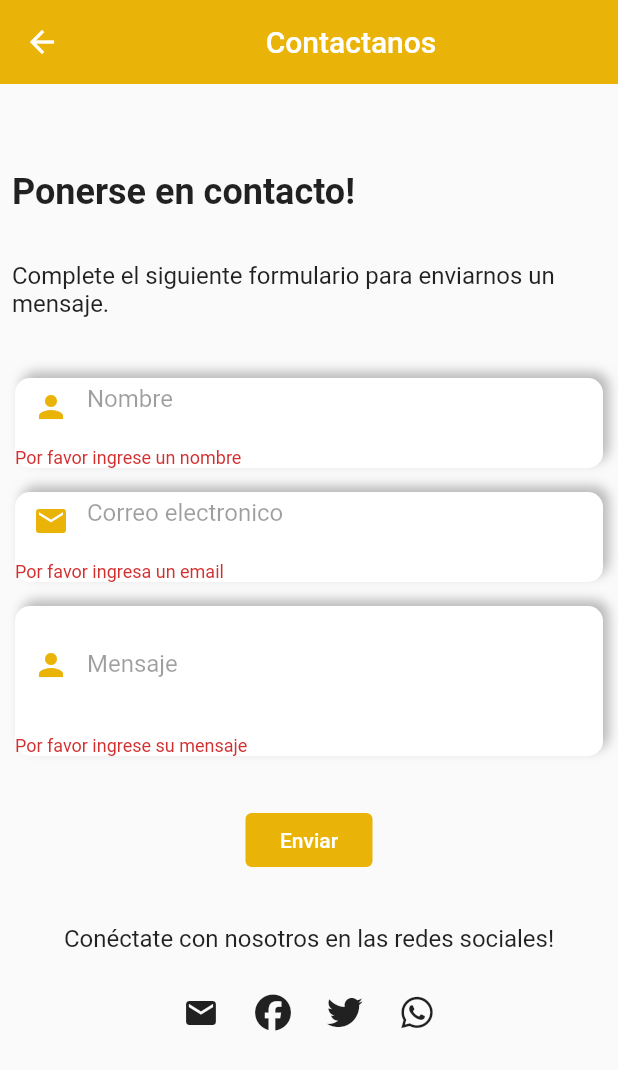
After one commit to OmarAlejandro18/IKTAN-TRAINING, a Flutter app: the ContactanosScreen screen opened by its route, after a tap on "Enviar", on a phone screen of 412 x 824 dp. The commit adds this screen. Shown: the top 1070 px of the screen. Run offline on Flutter 3.47's test engine with Material 2 defaults, Android fonts, the phone set to English and light mode, and no system bars; our stand-ins replace card_swiper, font_awesome_flutter; network calls fail.

Commit message:
subir cambios

```diff
--- a/lib/main.dart
+++ b/lib/main.dart
@@ -32,7 +32,9 @@ class MyApp extends StatelessWidget {
           'formularioContrasena': (_) => const FormularioContrasenaScreen(),
           'formularioConstancia': (_) => const FormularioContanciaScreen(),
           'acercaDe': (_) => const AcercaDeScreen(),
-          'detallesCurso' :(context) => const DetallesClase()
+          'detallesCurso': (_) => const DetallesClase(),
+          'constancias': (_) => const ConstanciasScreen(),
+          'contactanos': (_) => const ContactanosScreen()
         },
         theme: AppTheme.lightTheme,
       ),
--- /dev/null
+++ b/lib/screens/contactanos_screen.dart
@@ -0,0 +1,273 @@
+import 'package:flutter/material.dart';
+import 'package:font_awesome_flutter/font_awesome_flutter.dart';
+
+import '../theme/app_theme.dart';
+
+class ContactanosScreen extends StatefulWidget {
+  const ContactanosScreen({super.key});
+
+  @override
+  _ContactScreenState createState() => _ContactScreenState();
+}
+
+class _ContactScreenState extends State<ContactanosScreen> {
+  final GlobalKey<FormState> _formKey = GlobalKey<FormState>();
+  final _nameController = TextEditingController();
+  final _emailController = TextEditingController();
+  final _messageController = TextEditingController();
+
+  @override
+  Widget build(BuildContext context) {
+    return Scaffold(
+      appBar: AppBar(
+        title: const Center(child: Text('Contactanos')),
+      ),
+      body: SingleChildScrollView(
+        child: Column(
+          crossAxisAlignment: CrossAxisAlignment.start,
+          children: [
+            const SizedBox(
+              height: 50,
+            ),
+            const Padding(
+              padding: EdgeInsets.all(8.0),
+              child: Text(
+                'Ponerse en contacto!',
+                style: TextStyle(
+                  fontSize: 24.0,
+                  fontWeight: FontWeight.bold,
+                ),
+              ),
+            ),
+            const SizedBox(height: 16.0),
+            const Padding(
+              padding: EdgeInsets.all(8.0),
+              child: Text(
+                'Complete el siguiente formulario para enviarnos un mensaje.',
+                style: TextStyle(
+                  fontSize: 16.0,
+                ),
+              ),
+            ),
+            const SizedBox(height: 32.0),
+            Form(
+              key: _formKey,
+              child: Column(
+                children: [
+                  nombreContacto(_nameController),
+                  const SizedBox(height: 16.0),
+                  emailContacto(_emailController),
+                  const SizedBox(height: 16.0),
+                  mensajeContacto(_messageController),
+                  const SizedBox(height: 32.0),
+                  ElevatedButton(
+                    style: ElevatedButton.styleFrom(
+                      backgroundColor: AppTheme.primary,
+                      elevation: 0,
+                    ),
+                    onPressed: () {
+                      if (_formKey.currentState!.validate()) {
+                        // Send message logic
+                        print('Message sent!');
+                      }
+                    },
+                    child: const Text('  Enviar  '),
+                  ),
+                ],
+              ),
+            ),
+            const SizedBox(height: 32.0),
+            const Center(
+              child: Text(
+                'Conéctate con nosotros en las redes sociales!',
+                style: TextStyle(
+                  fontSize: 16.0,
+                ),
+              ),
+            ),
+            const SizedBox(height: 16.0),
+            Row(
+              mainAxisAlignment: MainAxisAlignment.center,
+              children: [
+                IconButton(
+                  icon: const Icon(Icons.email),
+                  splashColor: Colors.transparent,
+                  onPressed: () {
+                    // Email logic
+                    print('Email us!');
+                  },
+                ),
+                IconButton(
+                  icon: const Icon(FontAwesomeIcons.facebook),
+                  splashColor: Colors.transparent,
+                  onPressed: () {
+                    // Facebook logic
+                    print('Find us on Facebook!');
+                  },
+                ),
+                IconButton(
+                  icon: const Icon(FontAwesomeIcons.twitter),
+                  splashColor: Colors.transparent,
+                  onPressed: () {
+                    // Twitter logic
+                    print('Follow us on Twitter!');
+                  },
+                ),
+                IconButton(
+                  icon: const Icon(FontAwesomeIcons.whatsapp),
+                  splashColor: Colors.transparent,
+                  onPressed: () {
+                    // Twitter logic
+                    print('Follow us on Twitter!');
+                  },
+                ),
+              ],
+            ),
+          ],
+        ),
+      ),
+    );
+  }
+}
+
+Widget nombreContacto(TextEditingController nombre) {
+  return Padding(
+    padding: const EdgeInsets.symmetric(horizontal: 10),
+    child: Container(
+      alignment: Alignment.centerLeft,
+      decoration: BoxDecoration(
+        color: Colors.white,
+        borderRadius: BorderRadius.circular(10),
+        boxShadow: const [
+          BoxShadow(
+            offset: Offset(4, -4),
+            blurRadius: 6,
+            color: Colors.black26,
+          ),
+        ],
+      ),
+      height: 60,
+      child: Center(
+        child: TextFormField(
+          controller: nombre,
+          keyboardType: TextInputType.name,
+          style: const TextStyle(
+            color: Colors.black87,
+          ),
+          validator: (value) {
+            if (value!.isEmpty) {
+              return 'Por favor ingrese un nombre';
+            }
+            return null;
+          },
+          decoration: const InputDecoration(
+            border: InputBorder.none,
+            contentPadding: EdgeInsets.only(top: 14),
+            prefixIcon: Icon(
+              Icons.person,
+              color: AppTheme.primary,
+            ),
+            hintText: 'Nombre',
+            hintStyle: TextStyle(color: Colors.black38),
+          ),
+        ),
+      ),
+    ),
+  );
+}
+
+Widget emailContacto(TextEditingController email) {
+  return Padding(
+    padding: const EdgeInsets.symmetric(horizontal: 10),
+    child: Container(
+      alignment: Alignment.centerLeft,
+      decoration: BoxDecoration(
+        color: Colors.white,
+        borderRadius: BorderRadius.circular(10),
+        boxShadow: const [
+          BoxShadow(
+            offset: Offset(4, -4),
+            blurRadius: 6,
+            color: Colors.black26,
+          ),
+        ],
+      ),
+      height: 60,
+      child: TextFormField(
+        controller: email,
+        keyboardType: TextInputType.emailAddress,
+        style: const TextStyle(
+          color: Colors.black87,
+        ),
+        validator: (value) {
+          if (value!.isEmpty) {
+            return 'Por favor ingresa un email';
+          }
+          if (!RegExp(r'^[\w-\.]+@([\w-]+\.)+[\w-]{2,4}$').hasMatch(value)) {
+            return 'Por favor ingrese un email valido';
+          }
+          return null;
+        },
+        decoration: const InputDecoration(
+          border: InputBorder.none,
+          contentPadding: EdgeInsets.only(top: 14),
+          prefixIcon: Icon(
+            Icons.email,
+            color: AppTheme.primary,
+          ),
+          hintText: 'Correo electronico',
+          hintStyle: TextStyle(color: Colors.black38),
+        ),
+      ),
+    ),
+  );
+}
+
+Widget mensajeContacto(TextEditingController mensaje) {
+  return Padding(
+    padding: const EdgeInsets.symmetric(horizontal: 10),
+    child: Container(
+      alignment: Alignment.centerLeft,
+      decoration: BoxDecoration(
+        color: Colors.white,
+        borderRadius: BorderRadius.circular(10),
+        boxShadow: const [
+          BoxShadow(
+            offset: Offset(4, -4),
+            blurRadius: 6,
+            color: Colors.black26,
+          ),
+        ],
+      ),
+      height: 100,
+      child: Center(
+        child: TextFormField(
+          controller: mensaje,
+          maxLines: 5,
+          style: const TextStyle(
+            color: Colors.black87,
+          ),
+          validator: (value) {
+            if (value!.isEmpty) {
+              return 'Por favor ingrese su mensaje';
+            }
+            return null;
+          },
+          decoration: const InputDecoration(
+            label: Text(
+              'Mensaje',
+              style: TextStyle(color: Colors.black38),
+            ),
+            border: InputBorder.none,
+            contentPadding: EdgeInsets.only(top: 14),
+            prefixIcon: Icon(
+              Icons.person,
+              color: AppTheme.primary,
+            ),
+            hintStyle: TextStyle(color: Colors.black38),
+          ),
+        ),
+      ),
+    ),
+  );
+}
--- a/lib/screens/cursos_screen.dart
+++ b/lib/screens/cursos_screen.dart
@@ -17,9 +17,8 @@ class CursosScreen extends StatelessWidget {
       ),
       body: SingleChildScrollView(
         child: Column(
-          children: const [
-            CardSwipper(),
-          ],
+          crossAxisAlignment: CrossAxisAlignment.start,
+          children: [CardSwipper()],
         ),
       ),
     );
--- a/lib/screens/screens.dart
+++ b/lib/screens/screens.dart
@@ -1,5 +1,7 @@
+export 'package:iktan_training/screens/contactanos_screen.dart';
 export 'package:iktan_training/screens/acerca_de_screen.dart';
 export 'package:iktan_training/screens/class_screen.dart';
+export 'package:iktan_training/screens/constancias_screen.dart';
 export 'package:iktan_training/screens/cursos_screen.dart';
 export 'package:iktan_training/screens/detalles_curso.dart';
 export 'package:iktan_training/screens/formulario_constancias_screen.dart';
--- a/lib/screens/user_screen.dart
+++ b/lib/screens/user_screen.dart
@@ -56,7 +56,8 @@ class AvatarUser extends StatelessWidget {
               placeholder: AssetImage('assets/no-Imagen.jpg'),
               fit: BoxFit.cover,
             ),
-            )),
+          ),
+        ),
       ),
       const SizedBox(
         height: 10,
@@ -157,7 +158,7 @@ class MenuDashboard extends StatelessWidget {
             CardMenu(
               urlImg: 'assets/constancias.png',
               title: 'Constancias',
-              onTap: () => {print('hola desde constancias')},
+              onTap: () => Navigator.pushNamed(context, 'constancias'),
             ),
             CardMenu(
               urlImg: 'assets/validador.png',
@@ -167,12 +168,12 @@ class MenuDashboard extends StatelessWidget {
             CardMenu(
               urlImg: 'assets/acerca_de.png',
               title: 'Acerca de',
-              onTap: () => {Navigator.pushNamed(context, 'acercaDe')},
+              onTap: () => Navigator.pushNamed(context, 'acercaDe'),
             ),
             CardMenu(
               urlImg: 'assets/contactos.png',
-              title: 'Contacto',
-              onTap: () => {print('hola desde contacto')},
+              title: 'Contactanos',
+              onTap: () => Navigator.pushNamed(context, 'contactanos'),
             ),
           ],
         ),
--- a/lib/theme/app_theme.dart
+++ b/lib/theme/app_theme.dart
@@ -7,8 +7,8 @@ class AppTheme {
   static final ThemeData lightTheme = ThemeData.light().copyWith(
     primaryColor: primary,
     appBarTheme: const AppBarTheme(
+      elevation: 0,
       color: primary,
-      elevation: 0,
     ),
   );
 }
--- a/lib/widgets/card_swipper.dart
+++ b/lib/widgets/card_swipper.dart
@@ -9,12 +9,12 @@ class CardSwipper extends StatelessWidget {
     final size = MediaQuery.of(context).size;
     return SizedBox(
       width: double.infinity,
-      height: size.height * 0.6,
+      height: size.height * 0.7,
       child: Swiper(
         itemCount: 10,
         layout: SwiperLayout.STACK,
         itemWidth: size.width * 0.7,
-        itemHeight: size.height * 0.4,
+        itemHeight: size.height * 0.5,
         itemBuilder: (BuildContext context, int i) {
           return CardCurso(
             size: size,
@@ -60,7 +60,7 @@ class CardCurso extends StatelessWidget {
                 ),
                 child: Center(
                   child: Text(
-                    'Titulo del curso$title',
+                    'Titulo del curso $title',
                     maxLines: 2,
                     overflow: TextOverflow.ellipsis,
                     style: const TextStyle(color: Colors.white, fontSize: 20),
--- a/lib/widgets/widgets.dart
+++ b/lib/widgets/widgets.dart
@@ -1,3 +1,4 @@
+export 'package:iktan_training/widgets/DrawerList.dart';
 export 'package:iktan_training/widgets/circle_top.dart';
 export 'package:iktan_training/widgets/cards_class.dart';
 export 'package:iktan_training/widgets/background.dart';
--- a/pubspec.yaml
+++ b/pubspec.yaml
@@ -38,7 +38,7 @@ dependencies:
   cupertino_icons: ^1.0.2
   card_swiper: ^2.0.4
   provider: ^6.0.5
-  glass_kit: ^2.0.1
+  font_awesome_flutter: ^10.4.0
 
 dev_dependencies:
   flutter_test:
```
Also changed, not shown: lib/screens/acerca_de_screen.dart (+44 -12 lines), lib/screens/constancias_screen.dart (added, +15 -0 lines), lib/screens/detalles_curso.dart (+8 -12 lines), lib/widgets/DrawerList.dart (added, +137 -0 lines), pubspec.lock. Lines whose indentation alone changed are shown as unchanged.
